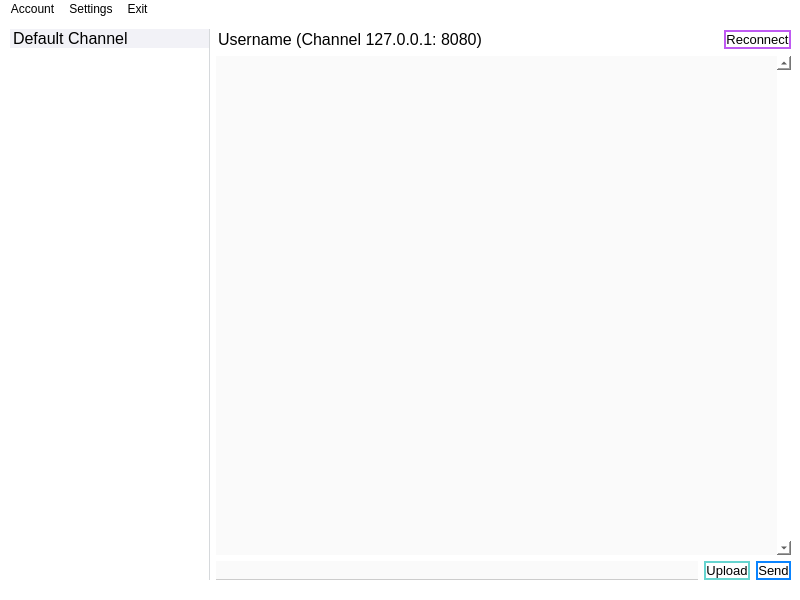
Qt form qt/main_window.ui (Devanand-Sharma/network_project) before a commit.
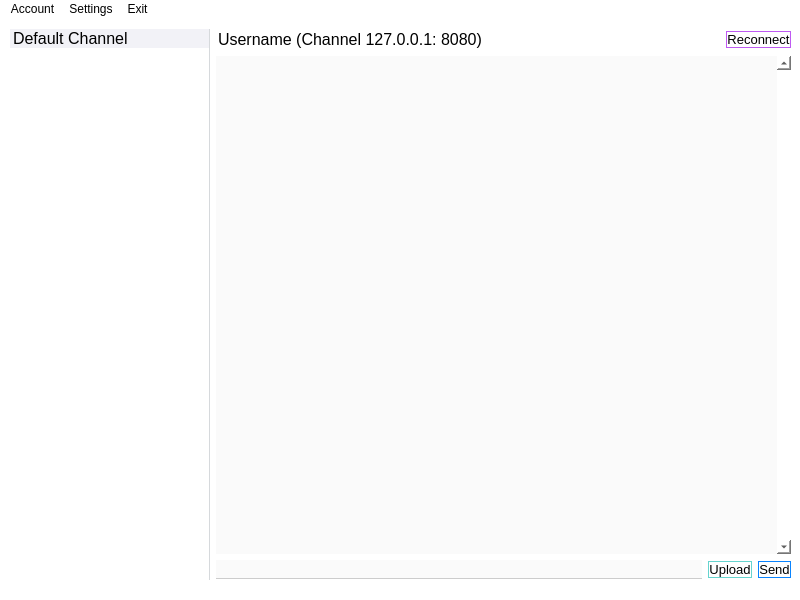
The same form after that commit. Icons and pictures are not drawn.

```diff
--- a/qt/main_window.ui
+++ b/qt/main_window.ui
@@ -116,8 +116,8 @@
            </property>
            <property name="styleSheet">
             <string notr="true">#reconnect {
-	border: 2px solid #bf5af2;
-	border-radius: .8em;
+	border: 1px solid #bf5af2;
+	border-radius: .3em;
 	padding: .2em .5em;
 	min-width: 4em;
 }
@@ -177,6 +177,7 @@
 	border: 1px solid transparent;
 	border-bottom-color: #ccc;
 	padding: .2em;
+	margin-bottom: 1px;
 }
 #message:focus {
 	border-bottom-color: #64d2ff;
@@ -194,8 +195,8 @@
            </property>
            <property name="styleSheet">
             <string notr="true">#upload {
-	border: 2px solid #66d4cf;
-	border-radius: .8em;
+	border: 1px solid #66d4cf;
+	border-radius: .3em;
 	padding: .2em .5em;
 	min-width: 4em;
 }
@@ -223,8 +224,8 @@
            </property>
            <property name="styleSheet">
             <string notr="true">#send {
-	border: 2px solid #0a84ff;
-	border-radius: .8em;
+	border: 1px solid #0a84ff;
+	border-radius: .3em;
 	padding: .2em .5em;
 	min-width: 4em;
 }
```
Left out of the diff: 8 changed lines with no effect on the pictures.
